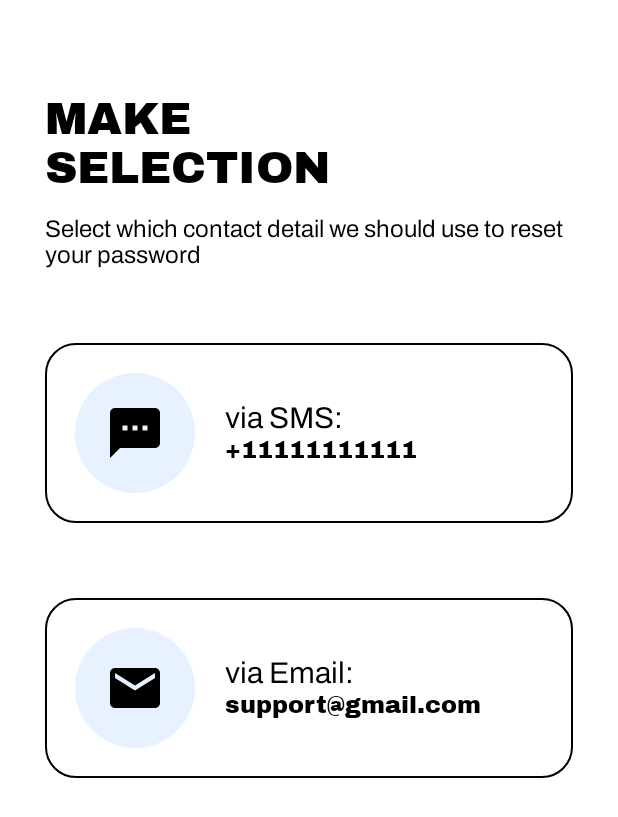
After one commit to Boluyeb/CARpital, an Android app: the fragment RecoverPasswordFragment shown on its own in the app's theme, on a phone screen of 412 x 824 dp. The commit adds this screen. Shown: the top 817 px of the screen. Run offline under Robolectric (Android 15) with nearby library versions, the phone set to English and light mode, and no system bars.

Commit message:
Created fragments for forgot password

```diff
--- /dev/null
+++ b/app/src/main/java/uk/ac/tees/a0174604/carpital/RecoverPasswordFragment.java
@@ -0,0 +1,64 @@
+package uk.ac.tees.a0174604.carpital;
+
+import android.os.Bundle;
+
+import androidx.fragment.app.Fragment;
+
+import android.view.LayoutInflater;
+import android.view.View;
+import android.view.ViewGroup;
+
+/**
+ * A simple {@link Fragment} subclass.
+ * Use the {@link RecoverPasswordFragment#newInstance} factory method to
+ * create an instance of this fragment.
+ */
+public class RecoverPasswordFragment extends Fragment {
+
+    // TODO: Rename parameter arguments, choose names that match
+    // the fragment initialization parameters, e.g. ARG_ITEM_NUMBER
+    private static final String ARG_PARAM1 = "param1";
+    private static final String ARG_PARAM2 = "param2";
+
+    // TODO: Rename and change types of parameters
+    private String mParam1;
+    private String mParam2;
+
+    public RecoverPasswordFragment() {
+        // Required empty public constructor
+    }
+
+    /**
+     * Use this factory method to create a new instance of
+     * this fragment using the provided parameters.
+     *
+     * @param param1 Parameter 1.
+     * @param param2 Parameter 2.
+     * @return A new instance of fragment RecoverPasswordFragment.
+     */
+    // TODO: Rename and change types and number of parameters
+    public static RecoverPasswordFragment newInstance(String param1, String param2) {
+        RecoverPasswordFragment fragment = new RecoverPasswordFragment();
+        Bundle args = new Bundle();
+        args.putString(ARG_PARAM1, param1);
+        args.putString(ARG_PARAM2, param2);
+        fragment.setArguments(args);
+        return fragment;
+    }
+
+    @Override
+    public void onCreate(Bundle savedInstanceState) {
+        super.onCreate(savedInstanceState);
+        if (getArguments() != null) {
+            mParam1 = getArguments().getString(ARG_PARAM1);
+            mParam2 = getArguments().getString(ARG_PARAM2);
+        }
+    }
+
+    @Override
+    public View onCreateView(LayoutInflater inflater, ViewGroup container,
+                             Bundle savedInstanceState) {
+        // Inflate the layout for this fragment
+        return inflater.inflate(R.layout.fragment_recover_password, container, false);
+    }
+}
--- /dev/null
+++ b/app/src/main/res/drawable/icon_background.xml
@@ -0,0 +1,10 @@
+<?xml version="1.0" encoding="utf-8"?>
+<selector xmlns:android="http://schemas.android.com/apk/res/android">
+    <item>
+        <shape android:shape="rectangle">
+            <solid android:color="@color/boxColor"/>
+        <corners android:radius="80dp"/>
+
+        </shape>
+    </item>
+</selector>
--- /dev/null
+++ b/app/src/main/res/drawable/invisi_btn.xml
@@ -0,0 +1,8 @@
+<?xml version="1.0" encoding="utf-8"?>
+<selector xmlns:android="http://schemas.android.com/apk/res/android">
+    <item>
+        <shape android:shape="rectangle">
+            <solid android:color="@color/transparent"/>
+        </shape>
+    </item>
+</selector>
--- /dev/null
+++ b/app/src/main/res/drawable/message_icon.xml
@@ -0,0 +1,5 @@
+<vector android:autoMirrored="true" android:height="24dp"
+    android:tint="#000000" android:viewportHeight="24"
+    android:viewportWidth="24" android:width="24dp" xmlns:android="http://schemas.android.com/apk/res/android">
+    <path android:fillColor="@android:color/white" android:pathData="M20,2L4,2c-1.1,0 -1.99,0.9 -1.99,2L2,22l4,-4h14c1.1,0 2,-0.9 2,-2L22,4c0,-1.1 -0.9,-2 -2,-2zM18,14L6,14v-2h12v2zM18,11L6,11L6,9h12v2zM18,8L6,8L6,6h12v2z"/>
+</vector>
--- /dev/null
+++ b/app/src/main/res/drawable/selection_border.xml
@@ -0,0 +1,11 @@
+<?xml version="1.0" encoding="utf-8"?>
+<selector xmlns:android="http://schemas.android.com/apk/res/android">
+    <item>
+        <shape android:shape="rectangle">
+            <solid android:color="#00ffffff"/>
+            <stroke android:width="1dp" android:color="@color/black"/>
+            <corners android:radius="20dp"/>
+        </shape>
+    </item>
+
+</selector>
--- /dev/null
+++ b/app/src/main/res/drawable/sms_icon.xml
@@ -0,0 +1,5 @@
+<vector android:height="24dp" android:tint="#000000"
+    android:viewportHeight="24" android:viewportWidth="24"
+    android:width="24dp" xmlns:android="http://schemas.android.com/apk/res/android">
+    <path android:fillColor="@android:color/white" android:pathData="M20,2L4,2c-1.1,0 -1.99,0.9 -1.99,2L2,22l4,-4h14c1.1,0 2,-0.9 2,-2L22,4c0,-1.1 -0.9,-2 -2,-2zM9,11L7,11L7,9h2v2zM13,11h-2L11,9h2v2zM17,11h-2L15,9h2v2z"/>
+</vector>
--- /dev/null
+++ b/app/src/main/res/layout/fragment_recover_password.xml
@@ -0,0 +1,136 @@
+<?xml version="1.0" encoding="utf-8"?>
+<LinearLayout xmlns:android="http://schemas.android.com/apk/res/android"
+    xmlns:tools="http://schemas.android.com/tools"
+    android:layout_width="match_parent"
+    android:layout_height="wrap_content"
+    xmlns:app="http://schemas.android.com/apk/res-auto"
+    tools:context=".RecoverPasswordFragment"
+    android:background="@color/white"
+    android:padding="30dp"
+    android:orientation="vertical">
+
+
+
+    <TextView
+        android:layout_width="wrap_content"
+        android:layout_height="wrap_content"
+        android:text="@string/make_selection"
+        android:textColor="@color/black"
+        android:textSize="30sp"
+        android:textAllCaps="true"
+        android:fontFamily="@font/archivo_black"
+
+        android:layout_marginTop="30dp"
+      />
+
+    <TextView
+        android:layout_width="wrap_content"
+        android:layout_height="wrap_content"
+        android:text="@string/select_details"
+        android:textColor="@color/black"
+        android:textSize="16sp"
+        android:fontFamily="@font/archivo"
+        android:layout_marginTop="10dp"
+        />
+
+    <RelativeLayout
+        android:layout_width="match_parent"
+        android:layout_height="120dp"
+        android:layout_marginTop="50dp"
+        android:background="@drawable/selection_border"
+        android:padding="20dp">
+
+        <ImageView
+            android:id="@+id/msg_icon"
+            android:layout_width="80dp"
+            android:layout_height="80dp"
+            android:padding="20dp"
+            android:src="@drawable/sms_icon"
+            android:layout_centerVertical="true"
+            android:layout_marginEnd="20dp"
+            android:background="@drawable/icon_background"
+            />
+
+        <TextView
+            android:id="@+id/msg_txt"
+            android:layout_width="wrap_content"
+            android:layout_height="wrap_content"
+            android:text="@string/via_sms"
+            android:textColor="@color/black"
+            android:textSize="20sp"
+            android:fontFamily="@font/archivo"
+            android:layout_toEndOf="@+id/msg_icon"
+            android:layout_marginTop="15dp"
+            />
+
+        <TextView
+            android:id="@+id/msg_desc"
+            android:layout_width="wrap_content"
+            android:layout_height="wrap_content"
+            android:text="@string/number_sms"
+            android:textColor="@color/black"
+            android:textSize="16sp"
+            android:fontFamily="@font/archivo_black"
+            android:layout_toEndOf="@+id/msg_icon"
+            android:layout_below="@+id/msg_txt"
+            />
+
+        <Button
+            android:layout_width="match_parent"
+            android:layout_height="match_parent"
+            android:background="@drawable/invisi_btn"
+            tools:ignore="SpeakableTextPresentCheck" />
+
+    </RelativeLayout>
+
+    <RelativeLayout
+        android:layout_width="match_parent"
+        android:layout_height="120dp"
+        android:layout_marginTop="50dp"
+        android:background="@drawable/selection_border"
+        android:padding="20dp">
+
+        <ImageView
+            android:id="@+id/email_icon"
+            android:layout_width="80dp"
+            android:layout_height="80dp"
+            android:padding="20dp"
+            android:src="@drawable/email_icon"
+            android:layout_centerVertical="true"
+            android:layout_marginEnd="20dp"
+            android:background="@drawable/icon_background"
+            />
+
+        <TextView
+            android:id="@+id/email_txt"
+            android:layout_width="wrap_content"
+            android:layout_height="wrap_content"
+            android:text="@string/via_email"
+            android:textColor="@color/black"
+            android:textSize="20sp"
+            android:fontFamily="@font/archivo"
+            android:layout_toEndOf="@+id/email_icon"
+            android:layout_marginTop="15dp"
+            />
+
+        <TextView
+            android:id="@+id/email_desc"
+            android:layout_width="wrap_content"
+            android:layout_height="wrap_content"
+            android:text="@string/email_mail"
+            android:textColor="@color/black"
+            android:textSize="16sp"
+            android:fontFamily="@font/archivo_black"
+            android:layout_toEndOf="@+id/email_icon"
+            android:layout_below="@+id/email_txt"
+
+            />
+
+        <Button
+            android:layout_width="match_parent"
+            android:layout_height="match_parent"
+            android:background="@drawable/invisi_btn"
+            tools:ignore="SpeakableTextPresentCheck" />
+    </RelativeLayout>
+
+</LinearLayout>
--- a/app/src/main/res/values/colors.xml
+++ b/app/src/main/res/values/colors.xml
@@ -64,5 +64,7 @@
     <color name="CustomColor1">#4871DA</color>
     <color name="white">#FFFFFF</color>
     <color name="black">#000000</color>
+    <color name="boxColor">#e8f1ff</color>
+    <color name="transparent">#00000000</color>
 
 </resources>
--- a/app/src/main/res/values/strings.xml
+++ b/app/src/main/res/values/strings.xml
@@ -46,6 +46,17 @@
     <string name="close_button">close button</string>
     <string name="otp_image">otp image</string>
     <string name="verify_otp">Verify</string>
+    <string name="login_small">Login</string>
+    <string name="click_to_go_back">Click to go back</string>
+    <!-- TODO: Remove or change this placeholder text -->
+    <string name="hello_blank_fragment">Hello blank fragment</string>
+    <string name="forgot_details">Kindly provide the email account for which you want to reset password</string>
+    <string name="make_selection">Make\nSelection</string>
+    <string name="select_details">Select which contact detail we should use to reset your password</string>
+    <string name="via_sms">via SMS:</string>
+    <string name="via_email">via Email:</string>
+    <string name="number_sms">+11111111111</string>
+    <string name="email_mail">support@gmail.com</string>
 
 
 </resources>
```
Also changed, not shown: app/src/main/AndroidManifest.xml (+7 -0 lines), app/src/main/java/uk/ac/tees/a0174604/carpital/ForgotPasswordActivity.java (added, +14 -0 lines), app/src/main/java/uk/ac/tees/a0174604/carpital/ForgotPasswordFragment.java (added, +64 -0 lines), app/src/main/res/layout/activity_forgot_password.xml (added, +50 -0 lines), app/src/main/res/layout/fragment_forgot_password.xml (added, +81 -0 lines), app/src/main/res/layout/fragment_o_t_p.xml (+11 -11 lines), app/src/main/res/drawable-hdpi/reset.png (added), app/src/main/res/drawable-mdpi/reset.png (added), app/src/main/res/drawable-xhdpi/reset.png (added), app/src/main/res/drawable-xxhdpi/reset.png (added), app/src/main/res/drawable-xxxhdpi/reset.png (added).
